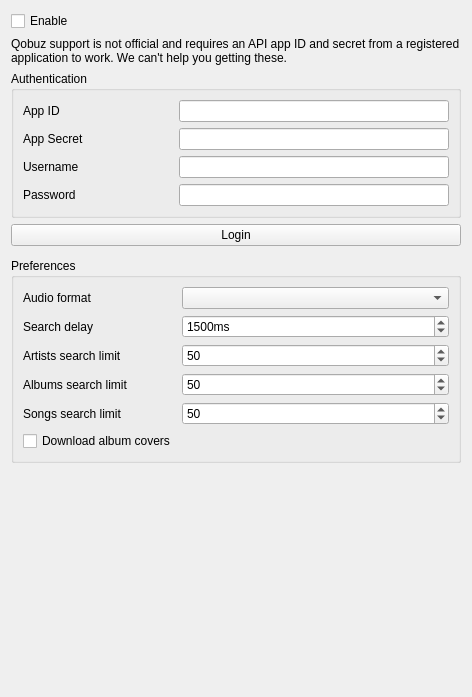
strawberrymusicplayer/strawberry, file src/settings/qobuzsettingspage.ui: the form before one commit.
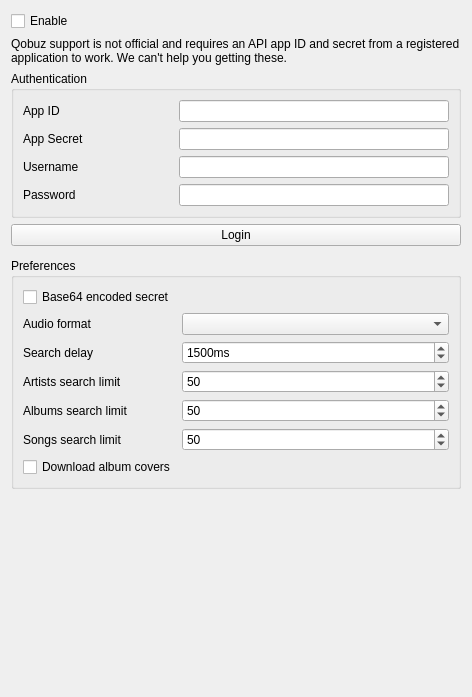
The form after the commit. Icons and pictures are not drawn. Custom widgets are drawn as their Qt base class.

Commit message: Qobuz: Add option for base64 app secret

The edit to the form file:
```diff
--- a/src/settings/qobuzsettingspage.ui
+++ b/src/settings/qobuzsettingspage.ui
@@ -119,24 +119,24 @@
       <string>Preferences</string>
      </property>
      <layout class="QFormLayout" name="layout_preferences">
-      <item row="0" column="0">
+      <item row="2" column="0">
        <widget class="QLabel" name="label_format">
         <property name="text">
          <string>Audio format</string>
         </property>
        </widget>
       </item>
-      <item row="0" column="1">
+      <item row="2" column="1">
        <widget class="QComboBox" name="format"/>
       </item>
-      <item row="1" column="0">
+      <item row="3" column="0">
        <widget class="QLabel" name="label_searchdelay">
         <property name="text">
          <string>Search delay</string>
         </property>
        </widget>
       </item>
-      <item row="1" column="1">
+      <item row="3" column="1">
        <widget class="QSpinBox" name="searchdelay">
         <property name="suffix">
          <string>ms</string>
@@ -155,14 +155,14 @@
         </property>
        </widget>
       </item>
-      <item row="2" column="0">
+      <item row="4" column="0">
        <widget class="QLabel" name="label_artistssearchlimit">
         <property name="text">
          <string>Artists search limit</string>
         </property>
        </widget>
       </item>
-      <item row="2" column="1">
+      <item row="4" column="1">
        <widget class="QSpinBox" name="artistssearchlimit">
         <property name="minimum">
          <number>1</number>
@@ -175,14 +175,14 @@
         </property>
        </widget>
       </item>
-      <item row="3" column="0">
+      <item row="5" column="0">
        <widget class="QLabel" name="label_albumssearchlimit">
         <property name="text">
          <string>Albums search limit</string>
         </property>
        </widget>
       </item>
-      <item row="3" column="1">
+      <item row="5" column="1">
        <widget class="QSpinBox" name="albumssearchlimit">
         <property name="minimum">
          <number>1</number>
@@ -195,14 +195,14 @@
         </property>
        </widget>
       </item>
-      <item row="4" column="0">
+      <item row="6" column="0">
        <widget class="QLabel" name="label_songssearchlimit">
         <property name="text">
          <string>Songs search limit</string>
         </property>
        </widget>
       </item>
-      <item row="4" column="1">
+      <item row="6" column="1">
        <widget class="QSpinBox" name="songssearchlimit">
         <property name="minimum">
          <number>1</number>
@@ -215,13 +215,20 @@
         </property>
        </widget>
       </item>
-      <item row="5" column="0">
+      <item row="8" column="0">
        <widget class="QCheckBox" name="checkbox_download_album_covers">
         <property name="text">
          <string>Download album covers</string>
         </property>
        </widget>
       </item>
+      <item row="1" column="0">
+       <widget class="QCheckBox" name="checkbox_base64_secret">
+        <property name="text">
+         <string>Base64 encoded secret</string>
+        </property>
+       </widget>
+      </item>
      </layout>
     </widget>
    </item>
```
Left out of the diff: 9 changed lines with no effect on the pictures. The commit also changes 4 other files.
